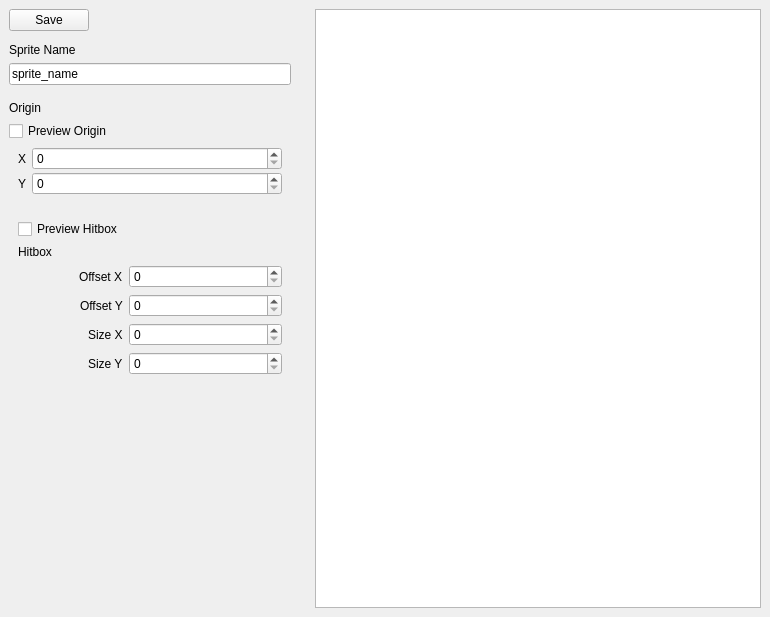
tffdev/Lumi, file Editor/forms/spriteeditor.ui: the form before one commit.
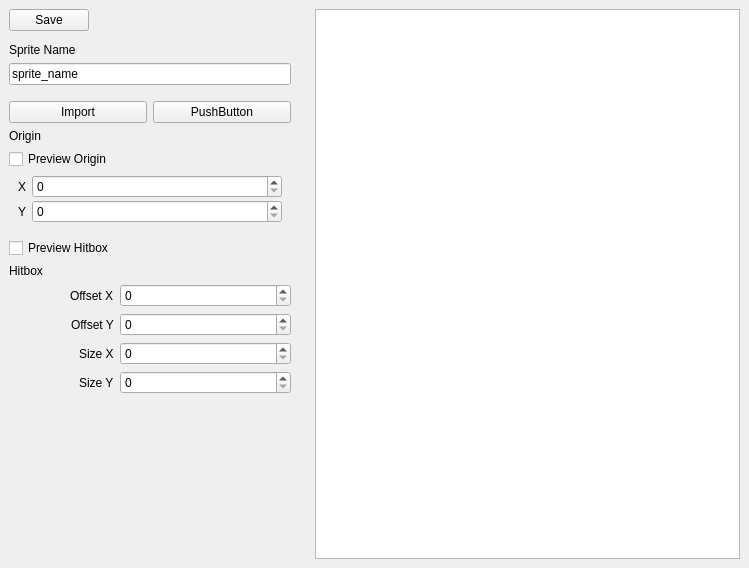
The form after the commit. Icons and pictures are not drawn.

The edit to the form file:
```diff
--- a/Editor/forms/spriteeditor.ui
+++ b/Editor/forms/spriteeditor.ui
@@ -6,8 +6,8 @@
    <rect>
     <x>0</x>
     <y>0</y>
-    <width>770</width>
-    <height>617</height>
+    <width>749</width>
+    <height>568</height>
    </rect>
   </property>
   <property name="windowTitle">
@@ -193,6 +193,24 @@
                 </property>
                </spacer>
               </item>
+              <item>
+               <layout class="QHBoxLayout" name="horizontalLayout_5">
+                <item>
+                 <widget class="QPushButton" name="pushButton">
+                  <property name="text">
+                   <string>Import</string>
+                  </property>
+                 </widget>
+                </item>
+                <item>
+                 <widget class="QPushButton" name="pushButton_2">
+                  <property name="text">
+                   <string>PushButton</string>
+                  </property>
+                 </widget>
+                </item>
+               </layout>
+              </item>
               <item>
                <widget class="QLabel" name="label_4">
                 <property name="text">
@@ -277,6 +295,18 @@
             <property name="formAlignment">
              <set>Qt::AlignLeading|Qt::AlignLeft|Qt::AlignTop</set>
             </property>
+            <property name="leftMargin">
+             <number>0</number>
+            </property>
+            <property name="topMargin">
+             <number>0</number>
+            </property>
+            <property name="rightMargin">
+             <number>0</number>
+            </property>
+            <property name="bottomMargin">
+             <number>0</number>
+            </property>
             <item row="1" column="0">
              <widget class="QCheckBox" name="checkBox">
               <property name="text">
```
